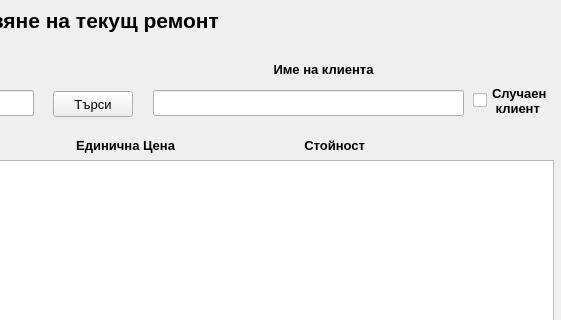
This is addrepair.ui in JohnnyBrawo/CarServ as Qt 5 draws it before an edit; both pictures show x 397 to 958 and y 0 to 320 of the 958 by 615 pixel window. The edited form follows.
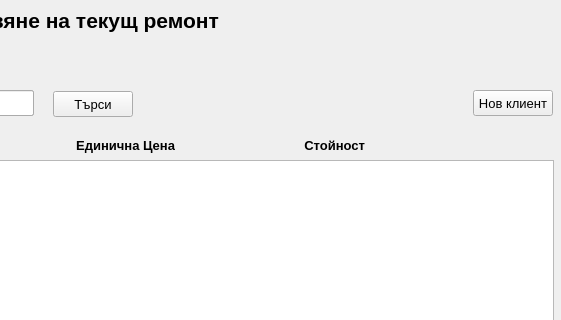
This is the edited form.

Commit message: Add new form for Repairs

```diff
--- a/addrepair.ui
+++ b/addrepair.ui
@@ -345,26 +345,6 @@
     <string>Изберете Региострационен Номер  :   </string>
    </property>
   </widget>
-  <widget class="QCheckBox" name="Check_RandomClient">
-   <property name="geometry">
-    <rect>
-     <x>870</x>
-     <y>80</y>
-     <width>81</width>
-     <height>41</height>
-    </rect>
-   </property>
-   <property name="font">
-    <font>
-     <weight>75</weight>
-     <bold>true</bold>
-    </font>
-   </property>
-   <property name="text">
-    <string>Случаен 
- клиент</string>
-   </property>
-  </widget>
   <widget class="QPushButton" name="Button_Search">
    <property name="geometry">
     <rect>
@@ -398,38 +378,6 @@
     </rect>
    </property>
   </widget>
-  <widget class="QLineEdit" name="LText_RandClientName">
-   <property name="geometry">
-    <rect>
-     <x>550</x>
-     <y>90</y>
-     <width>311</width>
-     <height>26</height>
-    </rect>
-   </property>
-  </widget>
-  <widget class="QLabel" name="L_RandClientName">
-   <property name="geometry">
-    <rect>
-     <x>640</x>
-     <y>60</y>
-     <width>161</width>
-     <height>18</height>
-    </rect>
-   </property>
-   <property name="font">
-    <font>
-     <weight>75</weight>
-     <bold>true</bold>
-    </font>
-   </property>
-   <property name="text">
-    <string>Име на клиента</string>
-   </property>
-   <property name="alignment">
-    <set>Qt::AlignCenter</set>
-   </property>
-  </widget>
   <widget class="QLabel" name="L_RepairDate">
    <property name="geometry">
     <rect>
@@ -482,6 +430,19 @@
     <string>Сума за плащане</string>
    </property>
   </widget>
+  <widget class="QPushButton" name="Button_NewClient">
+   <property name="geometry">
+    <rect>
+     <x>870</x>
+     <y>90</y>
+     <width>80</width>
+     <height>26</height>
+    </rect>
+   </property>
+   <property name="text">
+    <string>Нов клиент</string>
+   </property>
+  </widget>
   <zorder>L_CarRegNumber</zorder>
   <zorder>Check_RandomClient</zorder>
   <zorder>Button_Search</zorder>
```
Left out of the diff: 8 changed lines with no effect on the pictures. The commit also changes 6 other files.
